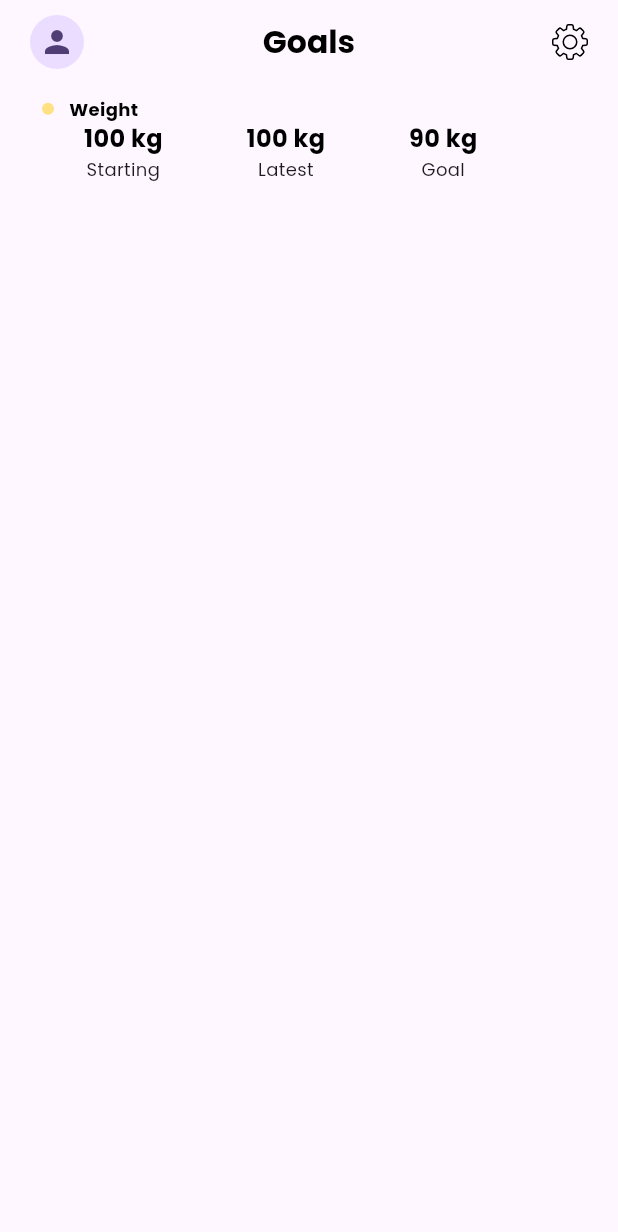
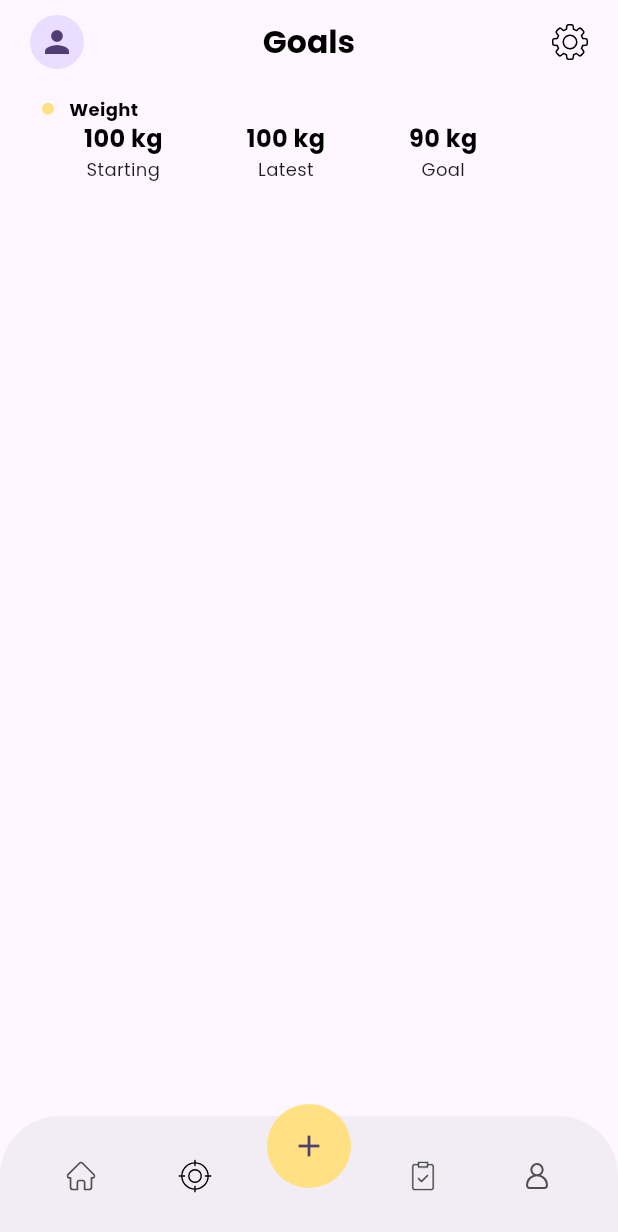
Before and after one commit to Pawan89844/calorie-counter, a Flutter app: the screen it shows after launch, on a phone screen of 412 x 824 dp. Shown: the top 1232 px of the screen. Run offline on Flutter 3.47's test engine with Material 3 defaults, Android fonts, the phone set to English and light mode, and no system bars; our stand-ins replace flutter_svg, get, google_fonts.

Commit message:
CU-860t7wz85 - Add Bottom Nav Bar

```diff
--- /dev/null
+++ b/lib/components/AppBottomNavBar.dart
@@ -0,0 +1,76 @@
+// ignore_for_file: file_names
+import 'package:caloriescount/view/pages/model/page_model.dart';
+import 'package:flutter/material.dart';
+import 'package:collection/collection.dart';
+
+class AppBottomNavBar extends StatefulWidget {
+  const AppBottomNavBar({super.key});
+
+  @override
+  State<AppBottomNavBar> createState() => _AppBottomNavBarState();
+}
+
+class _AppBottomNavBarState extends State<AppBottomNavBar> {
+  int _currentIndex = 0;
+  PageModel page = PageModel();
+
+  @override
+  void initState() {
+    super.initState();
+  }
+
+  void setIndex(int index) {
+    _currentIndex = index;
+    setState(() {});
+  }
+
+  @override
+  Widget build(BuildContext context) {
+    return Scaffold(
+      body: page.appPages[_currentIndex].page,
+      bottomNavigationBar: BottomAppBar(
+        elevation: 0.0,
+        // color: Colors.blue,
+        shape: const AutomaticNotchedShape(RoundedRectangleBorder(
+            borderRadius: BorderRadius.only(
+                topLeft: Radius.circular(40.0),
+                topRight: Radius.circular(40.0)))),
+        child: Row(mainAxisAlignment: MainAxisAlignment.center, children: [
+          ...page.appPages
+              .mapIndexed(
+                (index, e) => Expanded(
+                    child: GestureDetector(
+                        onTap: () => setIndex(index), child: e.icon)),
+              )
+              .toList()
+        ]
+            // [
+            //   Expanded(
+            //       child: GestureDetector(
+            //           onTap: () {},
+            //           child: SvgPicture.asset('assets/icons/home.svg'))),
+            //   Expanded(
+            //       child: SvgPicture.asset(
+            //     'assets/icons/crosshair.svg',
+            //     color: Colors.black,
+            //   )),
+            //   const Expanded(child: AppText('')),
+            //   Expanded(child: SvgPicture.asset('assets/icons/clipboard.svg')),
+            //   Expanded(child: SvgPicture.asset('assets/icons/avatar.svg'))
+            // ],
+            ),
+      ),
+      floatingActionButtonLocation: FloatingActionButtonLocation.centerDocked,
+      floatingActionButton: Padding(
+        padding: const EdgeInsets.only(top: 40.0),
+        child: FloatingActionButton(
+            elevation: 0.0,
+            onPressed: () {},
+            backgroundColor: Colors.amber.shade200,
+            shape: RoundedRectangleBorder(
+                borderRadius: BorderRadius.circular(40.0)),
+            child: const Icon(Icons.add)),
+      ),
+    );
+  }
+}
--- a/lib/main.dart
+++ b/lib/main.dart
@@ -1,3 +1,4 @@
+import 'package:caloriescount/components/AppBottomNavBar.dart';
 import 'package:caloriescount/view/goal/goal_birthday.dart';
 import 'package:caloriescount/view/home/home.dart';
 import 'package:flutter/material.dart';
@@ -20,7 +21,7 @@ class MyApp extends StatelessWidget {
         useMaterial3: true,
       ),
       debugShowCheckedModeBanner: false,
-      home: const Home(),
+      home: const AppBottomNavBar(),
     );
   }
 }
--- a/lib/view/home/home.dart
+++ b/lib/view/home/home.dart
@@ -60,7 +60,7 @@ class Home extends StatelessWidget {
                     ),
                     SizedBox(width: 10.0)
                   ],
-                )
+                ),
               ],
             )
           ],
--- /dev/null
+++ b/lib/view/pages/model/page_model.dart
@@ -0,0 +1,45 @@
+// ignore_for_file: unused_field
+
+import 'package:caloriescount/view/home/home.dart';
+import 'package:caloriescount/view/pages/profile.dart';
+import 'package:caloriescount/view/pages/task.dart';
+import 'package:caloriescount/view/pages/todo.dart';
+import 'package:caloriescount/widget/AppText.dart';
+import 'package:flutter/material.dart';
+import 'package:flutter_svg/flutter_svg.dart';
+
+abstract class AppPages {
+  final List<PageModel> _appPages = <PageModel>[];
+}
+
+class PageModel implements AppPages {
+  final int? id;
+  final Widget? page;
+  final Widget? icon;
+
+  PageModel({this.id, this.page, this.icon});
+
+  List<PageModel> get appPages => _appPages;
+
+  @override
+  List<PageModel> get _appPages => [
+        PageModel(
+            id: 0,
+            page: const Home(),
+            icon: SvgPicture.asset('assets/icons/home.svg')),
+        PageModel(
+            id: 1,
+            page: const Task(),
+            icon: SvgPicture.asset('assets/icons/crosshair.svg',
+                color: Colors.black)),
+        PageModel(id: 2, page: const Todo(), icon: const AppText('')),
+        PageModel(
+            id: 3,
+            page: const Todo(),
+            icon: SvgPicture.asset('assets/icons/clipboard.svg')),
+        PageModel(
+            id: 3,
+            page: const UserProfile(),
+            icon: SvgPicture.asset('assets/icons/avatar.svg')),
+      ];
+}
--- a/pubspec.yaml
+++ b/pubspec.yaml
@@ -38,6 +38,7 @@ dependencies:
   google_fonts: ^5.1.0
   flutter_svg: ^2.0.10+1
   get: ^4.6.6
+  collection: ^1.17.2
 
 dev_dependencies:
   flutter_test:
```
Also changed, not shown: lib/view/pages/profile.dart (added, +18 -0 lines), lib/view/pages/task.dart (added, +18 -0 lines), lib/view/pages/todo.dart (added, +17 -0 lines), pubspec.lock.
